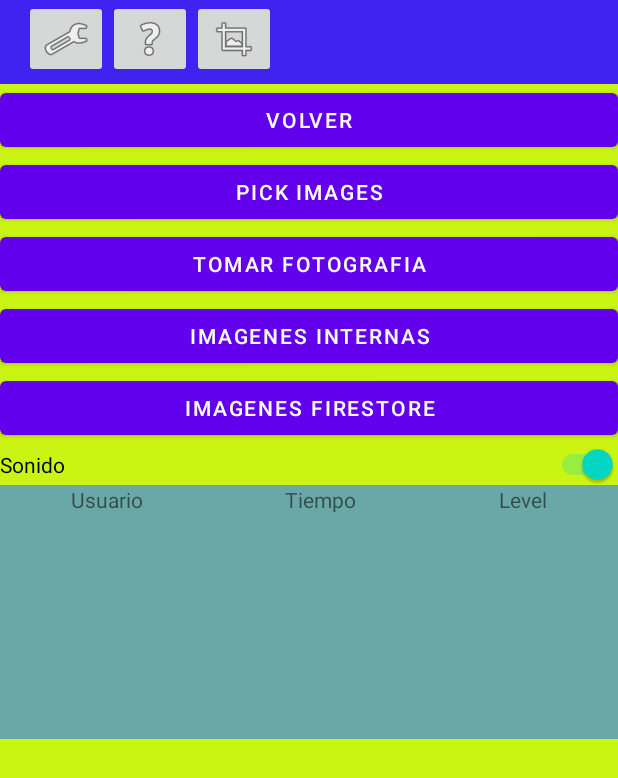
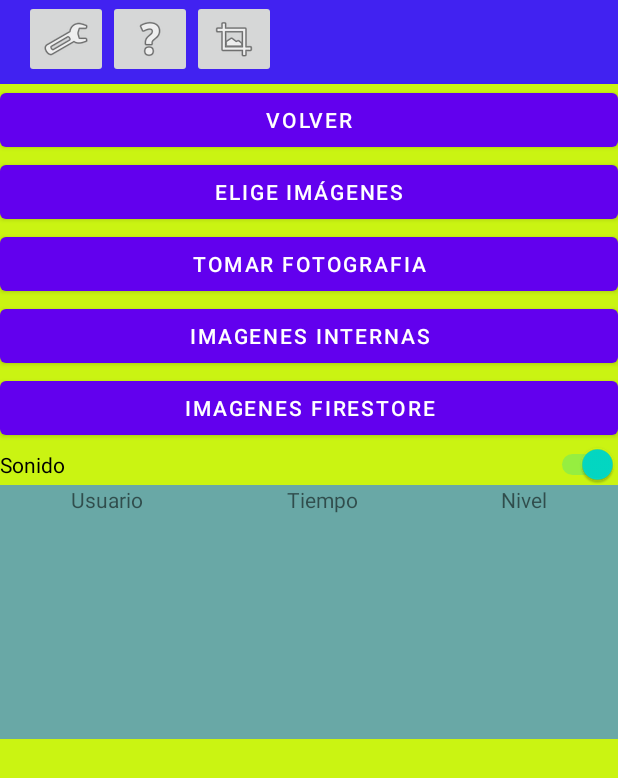
Before and after one commit to drazenromero/AndroidUoc, an Android app: the MainActivity screen opened directly, with no data from a screen before it, after a tap on an icon or button, on a phone screen of 412 x 824 dp. Shown: the top 778 px of the screen. Run offline under Robolectric (Android 15) with nearby library versions, the phone set to English and light mode, and no system bars; our stand-ins replace Firebase (no records; nobody signed in at launch, a user with empty details on screens opened directly); libraries missing offline, so code that uses them is left out: org.opencv.android, org.opencv.core, org.opencv.imgcodecs; 10 statements that could not run were skipped.

Commit message:
Internacionalizacion y WebView

```diff
--- a/app/src/main/java/eu/tutorials/puzzlejava/ThreadTime.java
+++ b/app/src/main/java/eu/tutorials/puzzlejava/ThreadTime.java
@@ -29,7 +29,8 @@ public class ThreadTime extends Thread{
                             @Override
                             public void run() {
                                 TextView txt = parentActivity.findViewById(R.id.TimeCounter);
-                                txt.setText(String.format("Time: %dS", threadTimeObjectSync.getSeconds()));
+                                String text = parentActivity.getResources().getString(R.string.TimeCounter);
+                                txt.setText(String.format(text+": %dS", threadTimeObjectSync.getSeconds()));
                             }
                         });
                     }else{
--- a/app/src/main/res/layout/activity_home_portal.xml
+++ b/app/src/main/res/layout/activity_home_portal.xml
@@ -14,14 +14,14 @@
         android:layout_width="match_parent"
         android:layout_height="wrap_content"
         android:gravity="center"
-        android:text="Bienvenida"
+        android:text="@string/Bienvenida"
         android:textSize="20dp" />
 
     <TextView
         android:id="@+id/labelUser"
         android:layout_width="200dp"
         android:layout_height="wrap_content"
-        android:text="Usuario"
+        android:text="@string/labelUser"
         android:textAlignment="center" />
 
     <EditText
@@ -35,6 +35,6 @@
         android:id="@+id/buttonStart"
         android:layout_width="200dp"
         android:layout_height="wrap_content"
-        android:text="Iniciar" />
+        android:text="@string/buttonStart" />
 
 </LinearLayout>
--- a/app/src/main/res/layout/activity_main.xml
+++ b/app/src/main/res/layout/activity_main.xml
@@ -32,38 +32,38 @@
                     android:id="@+id/buttonBackToStart"
                     android:layout_width="match_parent"
                     android:layout_height="wrap_content"
-                    android:text="Volver" />
+                    android:text="@string/buttonBackToStart" />
 
                 <Button
                     android:id="@+id/Select_Images"
                     android:layout_width="match_parent"
                     android:layout_height="wrap_content"
-                    android:text="Pick Images" />
+                    android:text="@string/Select_Images" />
 
                 <Button
                     android:id="@+id/buttonTakePhoto"
                     android:layout_width="match_parent"
                     android:layout_height="wrap_content"
-                    android:text="Tomar Fotografia" />
+                    android:text="@string/buttonTakePhoto" />
 
                 <Button
                     android:id="@+id/buttonInternalImages"
                     android:layout_width="match_parent"
                     android:layout_height="wrap_content"
-                    android:text="Imagenes Internas" />
+                    android:text="@string/buttonInternalImages" />
 
                 <Button
                     android:id="@+id/buttonFirestoreImages"
                     android:layout_width="match_parent"
                     android:layout_height="wrap_content"
-                    android:text="Imagenes Firestore" />
+                    android:text="@string/buttonFirestoreImages" />
 
                 <Switch
                     android:id="@+id/switchSoundPool"
                     android:layout_width="match_parent"
                     android:layout_height="wrap_content"
                     android:checked="true"
-                    android:text="Sonido" />
+                    android:text="@string/switchSoundPool" />
 
                 <LinearLayout
                     android:layout_width="match_parent"
@@ -83,7 +83,7 @@
                             android:layout_width="wrap_content"
                             android:layout_height="wrap_content"
                             android:layout_weight="1"
-                            android:text="Usuario"
+                            android:text="@string/RecyclerTitleName"
                             android:textAlignment="center" />
 
                         <TextView
@@ -91,7 +91,7 @@
                             android:layout_width="wrap_content"
                             android:layout_height="wrap_content"
                             android:layout_weight="1"
-                            android:text="Tiempo"
+                            android:text="@string/RecyclerTitleTime"
                             android:textAlignment="center" />
 
                         <TextView
@@ -99,7 +99,7 @@
                             android:layout_width="wrap_content"
                             android:layout_height="wrap_content"
                             android:layout_weight="1"
-                            android:text="Level"
+                            android:text="@string/RecyclerTitleLevel"
                             android:textAlignment="center" />
                     </LinearLayout>
 
@@ -157,14 +157,14 @@
                         android:layout_width="wrap_content"
                         android:layout_height="wrap_content"
                         android:layout_weight="1"
-                        android:text="NameUser"
+                        android:text="@string/nameUser"
                         android:textSize="25dp" />
 
                     <TextView
                         android:id="@+id/TimeCounter"
                         android:layout_width="wrap_content"
                         android:layout_height="wrap_content"
-                        android:text="Time: 5s"
+                        android:text="@string/TimeCounter"
                         android:textSize="25dp" />
                 </LinearLayout>
 
--- a/app/src/main/res/layout/item_list.xml
+++ b/app/src/main/res/layout/item_list.xml
@@ -14,20 +14,20 @@
         android:layout_width="wrap_content"
         android:layout_height="wrap_content"
         android:layout_margin="10dp"
-        android:text="User" />
+        android:text="@string/UserRecycler" />
 
     <TextView
         android:id="@+id/TimeRecycler"
         android:layout_width="wrap_content"
         android:layout_height="wrap_content"
         android:layout_margin="10dp"
-        android:text="Time" />
+        android:text="@string/TimeRecycler" />
 
     <TextView
         android:id="@+id/LevelRecycler"
         android:layout_width="wrap_content"
         android:layout_height="wrap_content"
         android:layout_margin="10dp"
-        android:text="Level" />
+        android:text="@string/LevelRecycler" />
 
 </LinearLayout>
--- a/app/src/main/res/values/strings.xml
+++ b/app/src/main/res/values/strings.xml
@@ -1,3 +1,25 @@
 <resources>
-    <string name="app_name">puzzleJava</string>
+    <string name="app_name">PuzleJava</string>
+    <string name="labelCongratulations">Felicitaciones has terminado el juego. Mejores Puntuaciones</string>
+    <string name="buttonBack">Volver</string>
+    <string name="TitleLevel">Nivel</string>
+    <string name="TitleTime">Tiempo</string>
+    <string name="TitleFecha">Fecha</string>
+    <string name="Bienvenida">Bienvenida</string>
+    <string name="labelUser">Usuario</string>
+    <string name="buttonStart">Iniciar</string>
+    <string name="UserRecycler">Usuario</string>
+    <string name="TimeRecycler">Tiempo</string>
+    <string name="LevelRecycler">Nivel</string>
+    <string name="buttonBackToStart">Volver</string>
+    <string name="Select_Images">Elige imágenes</string>
+    <string name="buttonTakePhoto">Tomar Fotografia</string>
+    <string name="buttonInternalImages">Imagenes Internas</string>
+    <string name="buttonFirestoreImages">Imagenes Firestore</string>
+    <string name="switchSoundPool">Sonido</string>
+    <string name="RecyclerTitleName">Usuario</string>
+    <string name="RecyclerTitleTime">Tiempo</string>
+    <string name="RecyclerTitleLevel">Nivel</string>
+    <string name="nameUser">Nombre de usuario</string>
+    <string name="TimeCounter">Tiempo</string>
 </resources>
```
Also changed, not shown: app/src/main/res/layout/activity_finish_game.xml (+14 -14 lines), 3 other files.
